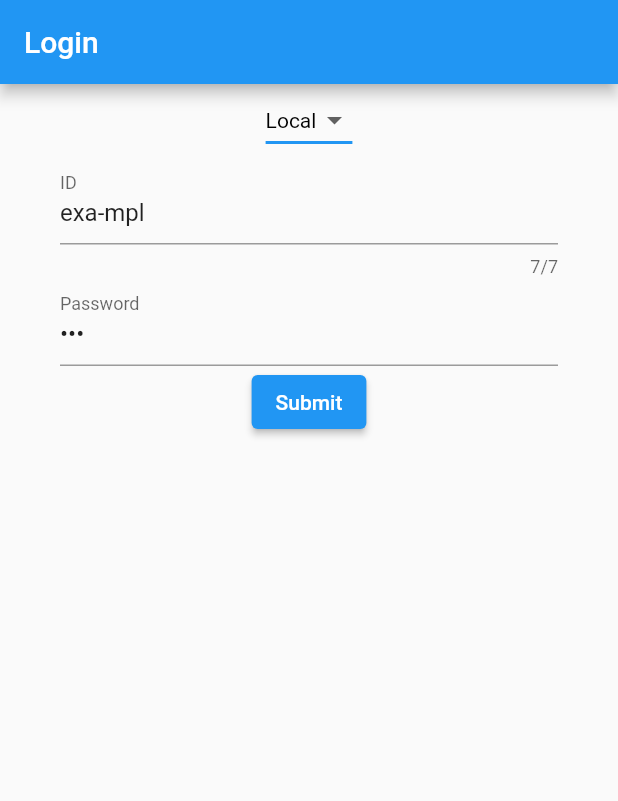
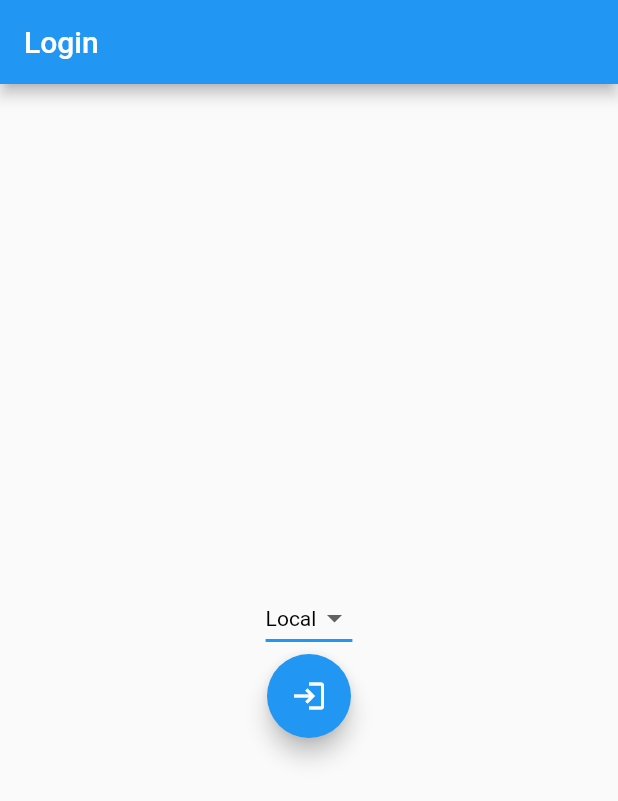
Before and after one commit to jerr-it/compound, a Flutter app: the screen it shows after launch, on a phone screen of 412 x 824 dp. Shown: the top 801 px of the screen. Run offline on Flutter 3.47's test engine with Material 2 defaults, Android fonts, the phone set to English and light mode, and no system bars; our stand-ins replace flutter_secure_storage; missing offline and left inert: oauth1.

Commit message:
Layout redo

```diff
--- a/lib/net/webclient.dart
+++ b/lib/net/webclient.dart
@@ -123,9 +123,6 @@ class WebClient {
       });
 
       _oauthClient = new oauth1.Client(platform.signatureMethod, clientCredentials, credentials);
-      _oauthClient.get(this._server._baseUrl+ "/users/me").then((value) {
-        print(value.body);
-      });
       return;
     }
 
--- a/lib/pages/login.dart
+++ b/lib/pages/login.dart
@@ -35,29 +35,24 @@ class _LoginFormState extends State<LoginForm> {
   void initState() {
     _dropdownIndex = 0;
 
-    var client = FakeClient();
-    client.init("assets/data/fakedata.json");
-    client.setServer(Server.instances.elementAt(_dropdownIndex));
-
-
     var wclient = WebClient();
     wclient.setServer(Server.instances[0]);
     wclient.authorize();
 
-    wclient.getRoute("/users/me").then((data) {
-      print(data);
-    });
-
     super.initState();
   }
 
+  //TODO better layout
   @override
   Widget build(BuildContext context) {
     return Form(
       key: _formKey,
       child: Container(
-        margin: EdgeInsets.fromLTRB(40, 0, 40, 0),
+        alignment: AlignmentDirectional.center,
         child: Column(
+          mainAxisAlignment: MainAxisAlignment.center,
+          crossAxisAlignment: CrossAxisAlignment.center,
+
           children: [
             DropdownButton<String>(
               value: Server.instances.elementAt(_dropdownIndex).name(),
@@ -73,7 +68,7 @@ class _LoginFormState extends State<LoginForm> {
                   _dropdownIndex = Server.instances.indexWhere((Server server){
                     return server.name() == val;
                   });
-                  var client = FakeClient();
+                  var client = WebClient();
                   client.setServer(Server.instances.elementAt(_dropdownIndex));
                 });
               },
@@ -85,63 +80,11 @@ class _LoginFormState extends State<LoginForm> {
                 );
               }).toList(),
             ),
-            TextFormField(
-              initialValue: "exa-mpl", //TODO remove in the future
-              maxLengthEnforced: true,
-              maxLength: 7,
-              decoration: const InputDecoration(
-                hintText: "xxx-yyy",
-                labelText: "ID",
-              ),
-              validator: (str) {
-                //TODO automatically add '-' while typing
-                if (str.isEmpty){
-                  return "ID may not be empty";
-                }else{
-                  List<String> parts = str.split("-");
-                  if (parts.length != 2 || parts.elementAt(0).length != 3 || parts.elementAt(1).length != 3) {
-                    return "ID has to look like \"xxx-yyy\"";
-                  }
-                }
-                _username = str;
-                return null;
+            FloatingActionButton(
+              child: Icon(Icons.login),
+              onPressed: (){
+
               },
-            ),
-            TextFormField(
-              initialValue: "abc", //TODO remove in the future
-              obscureText: true,
-              decoration: const InputDecoration(
-                labelText: "Password",
-              ),
-              validator: (str) {
-                _passphrase = str;
-                return null;
-              },
-            ),
-            ElevatedButton(
-              onPressed: (){
-                if (_formKey.currentState.validate()){
-                  Scaffold.of(context).showSnackBar(SnackBar(content: Text("Logging in...")));
-
-                  var client = FakeClient();
-                  client.login(_username, _passphrase).then((success){
-                    if (success) {
-                      client.doRoute("/courses").then((str) {
-                        if (str == null){
-                          Scaffold.of(context).showSnackBar(SnackBar(content: Text("Something went wrong...")));
-                        }
-
-                        //Go to start page
-                        Navigator.pop(context);
-                        Navigator.of(context).push(navRoute(StartPage()));
-                      });
-                    }else{
-                      Scaffold.of(context).showSnackBar(SnackBar(content: Text("Invalid username or password")));
-                    }
-                  });
-                }
-              },
-              child: Text("Submit"),
             )
           ],
         ),
```
